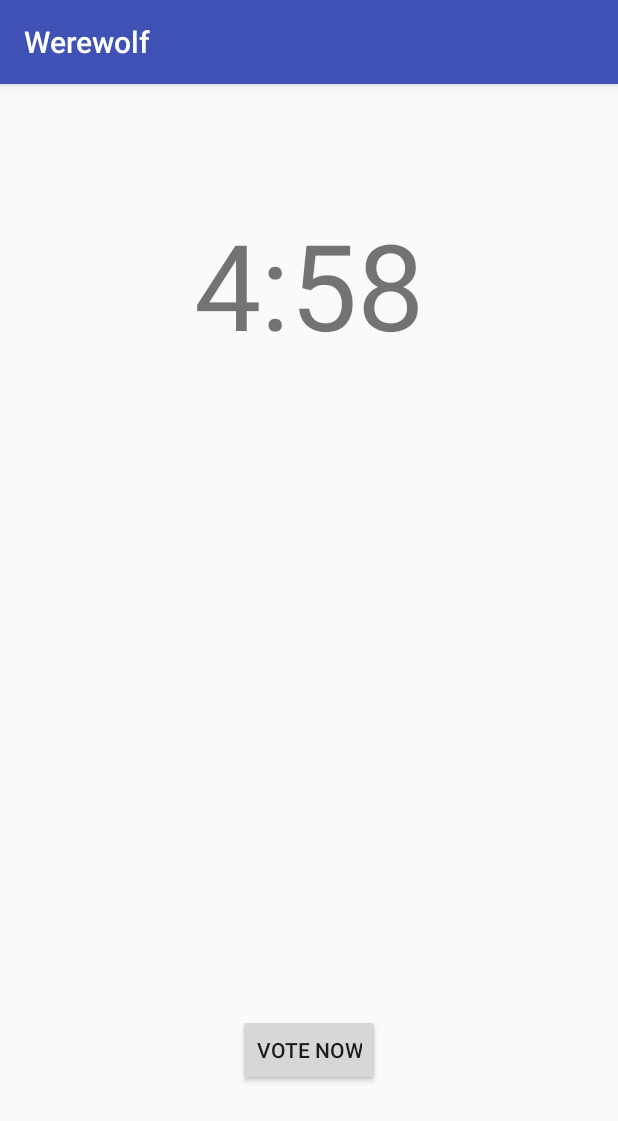
After one commit to Maxfojtik/Werewolf, an Android app: the DiscussionTimer screen opened directly, with no data from a screen before it, on a phone screen of 412 x 824 dp. The commit adds this screen. Shown: the top 1121 px of the screen. Run offline under Robolectric (Android 15) with nearby library versions, the phone set to English and light mode, and no system bars.

Commit message:
Finished the app, still needs role switching to be fixed and a way to play multiple games without restarting

```diff
--- a/app/src/main/AndroidManifest.xml
+++ b/app/src/main/AndroidManifest.xml
@@ -18,7 +18,8 @@
         </activity>
         <activity android:name=".CharacterSelect"></activity>
         <activity android:name=".Round1"></activity>
-        <activity android:name=".Timer"></activity>
+        <activity android:name=".DiscussionTimer"></activity>
+        <activity android:name=".RoleReveal"></activity>
     </application>
 
 </manifest>
--- /dev/null
+++ b/app/src/main/java/uncontrollablyswervingdog/werewolf/DiscussionTimer.java
@@ -0,0 +1,84 @@
+package uncontrollablyswervingdog.werewolf;
+
+import android.content.Intent;
+import android.os.Bundle;
+import android.support.v7.app.AppCompatActivity;
+import android.util.Log;
+import android.view.View;
+import android.widget.Button;
+import android.widget.RelativeLayout;
+import android.widget.TextView;
+
+import java.util.Timer;
+import java.util.TimerTask;
+
+
+public class DiscussionTimer extends AppCompatActivity {
+
+    int time = 5*60+1;
+    TextView timeText;
+    Button voteButton;
+    boolean votingTimer = false;
+
+    @Override
+    protected void onCreate(Bundle savedInstanceState) {
+        super.onCreate(savedInstanceState);
+        setContentView(R.layout.timer);
+
+        timeText = (TextView) findViewById(R.id.timer);
+        voteButton = (Button) findViewById(R.id.vote);
+
+        Timer timer = new Timer();
+        timer.scheduleAtFixedRate(updateTimer, 0, 1000);
+//        ScheduledExecutorService executor = Executors.newScheduledThreadPool(1);
+//        executor.scheduleAtFixedRate(changeTimer, 0, 1, SECONDS);
+    }
+    TimerTask updateTimer = new TimerTask() {
+        @Override
+        public void run() {
+            runOnUiThread(new Runnable() {
+                @Override
+                public void run() {
+                    View view = findViewById(R.id.discussionTimer);
+                    time--;
+                    String minutes =  time/60+"";
+                    String seconds = time%60+"";
+                    Log.d("SECONDS",seconds.length()+"");
+                    if (seconds.length()==1 && !votingTimer) {
+                        seconds="0"+seconds;
+                    }
+
+                    if (!votingTimer) {
+                        timeText.setText(minutes + ":" + seconds);
+                    }
+                    else if (seconds.length()==1){ // length becomes 2 when time is negative
+                        timeText.setText(seconds);
+                    }
+
+                    if (time == 0 && !votingTimer) {
+                        voteCountdown(view);
+                    }
+                    else if (time == 0 && votingTimer) {
+                        timeText.setText("Vote");
+                    }
+                    else if (time == -3) {
+                        updateTimer.cancel();
+                        Intent intent = new Intent(DiscussionTimer.this, RoleReveal.class);
+                        startActivity(intent);
+                    }
+
+                }
+            });
+
+        }
+    };
+
+    void voteCountdown(View v) {
+        View view = findViewById(R.id.discussionTimer);
+        ((RelativeLayout) view).removeView(voteButton);
+        timeText.setTextSize(140);
+        votingTimer=true;
+        time = 3;
+        timeText.setText(time+"");
+    }
+}
--- /dev/null
+++ b/app/src/main/res/layout/role_reveal.xml
@@ -0,0 +1,6 @@
+<?xml version="1.0" encoding="utf-8"?>
+<RelativeLayout xmlns:android="http://schemas.android.com/apk/res/android"
+    android:orientation="vertical" android:layout_width="match_parent"
+    android:layout_height="match_parent" android:id="@+id/roleReveal">
+
+</RelativeLayout>
--- a/app/src/main/res/layout/round_1_reveal.xml
+++ b/app/src/main/res/layout/round_1_reveal.xml
@@ -1,7 +1,7 @@
 <?xml version="1.0" encoding="utf-8"?>
 <RelativeLayout xmlns:android="http://schemas.android.com/apk/res/android"
     android:orientation="vertical" android:layout_width="match_parent"
-    android:layout_height="match_parent">
+    android:layout_height="match_parent" android:id="@+id/round_1_reveal">
 
     <TextView
         android:id="@+id/playerName"
@@ -12,13 +12,15 @@
         android:textSize="40sp"
         android:layout_alignParentTop="true"
         android:layout_alignParentLeft="true"
-        android:layout_alignParentStart="true" />
+        android:layout_alignParentStart="true"
+        android:layout_marginTop="84dp" />
 
     <Button
         android:id="@+id/button"
         android:layout_width="233dp"
         android:layout_height="wrap_content"
         android:text="Ready"
+        android:onClick="nextPlayer"
         android:layout_marginBottom="133dp"
         android:layout_alignParentBottom="true"
         android:layout_centerHorizontal="true" />
--- a/app/src/main/res/layout/timer.xml
+++ b/app/src/main/res/layout/timer.xml
@@ -1,9 +1,7 @@
 <?xml version="1.0" encoding="utf-8"?>
 <RelativeLayout xmlns:android="http://schemas.android.com/apk/res/android"
     android:orientation="vertical" android:layout_width="match_parent"
-    android:layout_height="match_parent" android:id="@+id/round_1">
-
-
+    android:layout_height="match_parent" android:id="@+id/discussionTimer">
 
     <TextView
         android:id="@+id/timer"
@@ -22,6 +20,7 @@
         android:gravity="center"
         android:layout_width="wrap_content"
         android:layout_height="wrap_content"
+        android:onClick="voteCountdown"
         android:text="vote now"
         android:layout_marginBottom="100dp"
         android:layout_alignParentBottom="true"
```
Also changed, not shown: app/src/main/java/uncontrollablyswervingdog/werewolf/MainActivity.java (+9 -7 lines), app/src/main/java/uncontrollablyswervingdog/werewolf/RoleReveal.java (added, +57 -0 lines), app/src/main/java/uncontrollablyswervingdog/werewolf/Round1.java (+54 -21 lines), app/src/main/java/uncontrollablyswervingdog/werewolf/Timer.java (deleted, +0 -36 lines), app/src/main/res/layout/activity_main.xml (+0 -13 lines).
